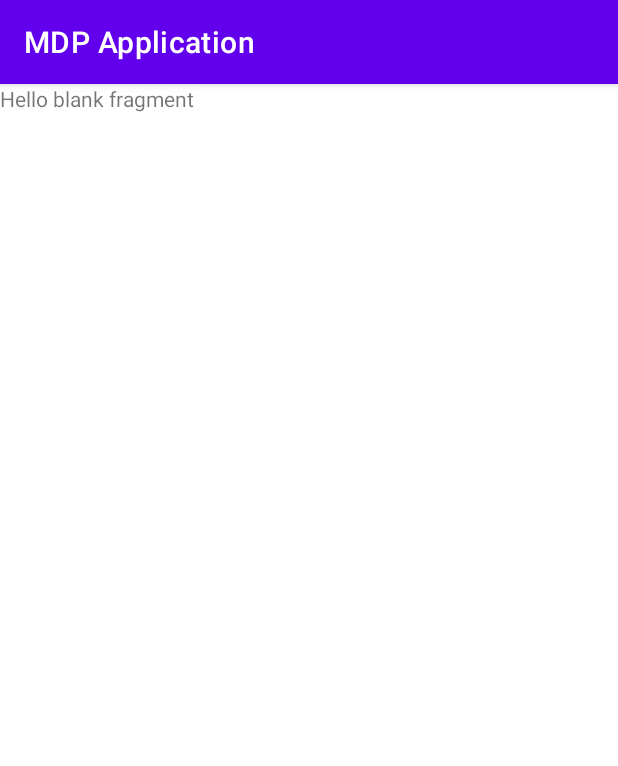
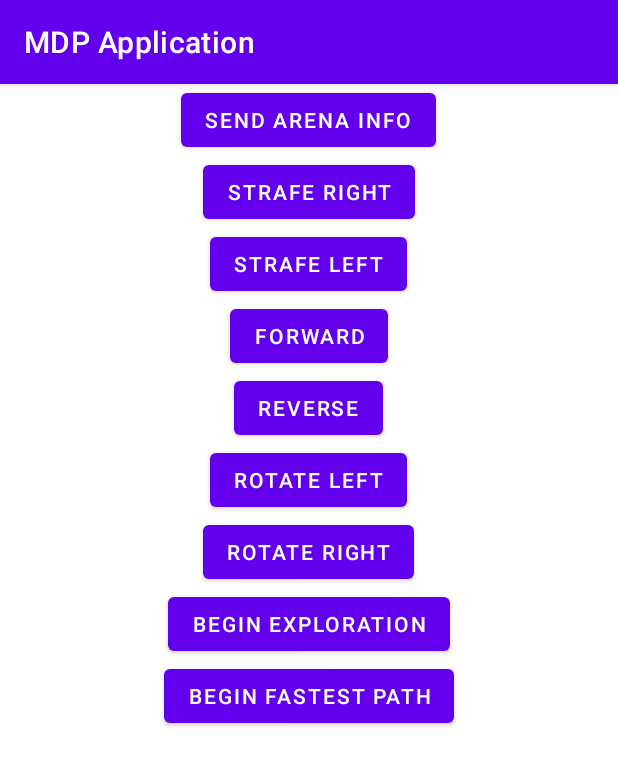
Before and after one commit to HypotheticalWhale/MDP-Application, an Android app: the fragment controls shown on its own in the app's theme, on a phone screen of 412 x 824 dp. Shown: the top 766 px of the screen. Run offline under Robolectric (Android 15) with nearby library versions, the phone set to English and light mode, and no system bars.

Commit message:
Added control panel

```diff
--- a/app/src/main/java/com/example/mdpapplication/controls.java
+++ b/app/src/main/java/com/example/mdpapplication/controls.java
@@ -21,11 +21,91 @@ import com.google.android.material.tabs.TabLayout;
 import com.google.android.material.textfield.TextInputLayout;
 
 public class controls extends Fragment {
+    BluetoothConnectionHelper bluetooth;
+    String msg;
+    Button sa,sr,sl,f,r,rl,rr,explore,fastest;
 
     @Override
     public View onCreateView(LayoutInflater inflater, ViewGroup container,
                              Bundle savedInstanceState) {
         // Inflate the layout for this fragment
-        return inflater.inflate(R.layout.fragment_controls, container, false);
-    }
+        LayoutInflater lf = getActivity().getLayoutInflater();
+        View view = lf.inflate(R.layout.fragment_controls,container,false);
+
+        Context context = getActivity().getApplicationContext();
+        bluetooth = new BluetoothConnectionHelper(context);
+        sa = view.findViewById(R.id.send_arena);
+        sr = view.findViewById(R.id.s_right);
+        sl = view.findViewById(R.id.s_left);
+        f = view.findViewById(R.id.forward);
+        r = view.findViewById(R.id.reverse);
+        rl = view.findViewById(R.id.r_left);
+        rr = view.findViewById(R.id.r_right);
+        explore = view.findViewById(R.id.explore);
+        fastest = view.findViewById(R.id.forward);
+
+        sa.setOnClickListener(new View.OnClickListener() {
+            @Override
+            public void onClick(View v) {
+                msg = "sendArena";
+                bluetooth.write(msg);
+            }
+        });
+        sr.setOnClickListener(new View.OnClickListener() {
+            @Override
+            public void onClick(View v) {
+                msg = "sr";
+                bluetooth.write(msg);
+            }
+        });
+        sl.setOnClickListener(new View.OnClickListener() {
+            @Override
+            public void onClick(View v) {
+                msg = "sl";
+                bluetooth.write(msg);
+            }
+        });
+        f.setOnClickListener(new View.OnClickListener() {
+            @Override
+            public void onClick(View v) {
+                msg = "f";
+                bluetooth.write(msg);
+            }
+        });
+        r.setOnClickListener(new View.OnClickListener() {
+            @Override
+            public void onClick(View v) {
+                msg = "r";
+                bluetooth.write(msg);
+            }
+        });
+        rl.setOnClickListener(new View.OnClickListener() {
+            @Override
+            public void onClick(View v) {
+                msg = "tl";
+                bluetooth.write(msg);
+            }
+        });
+        rr.setOnClickListener(new View.OnClickListener() {
+            @Override
+            public void onClick(View v) {
+                msg = "tr";
+                bluetooth.write(msg);
+            }
+        });
+        explore.setOnClickListener(new View.OnClickListener() {
+            @Override
+            public void onClick(View v) {
+                msg = "beginExplore";
+                bluetooth.write(msg);
+            }
+        });
+        fastest.setOnClickListener(new View.OnClickListener() {
+            @Override
+            public void onClick(View v) {
+                msg = "beginFastest";
+                bluetooth.write(msg);
+            }
+        });
+        return view;    }
 }
--- a/app/src/main/res/layout/fragment_controls.xml
+++ b/app/src/main/res/layout/fragment_controls.xml
@@ -5,10 +5,72 @@
     android:layout_height="match_parent"
     tools:context=".controls">
 
-    <!-- TODO: Update blank fragment layout -->
-    <TextView
+    <ScrollView
         android:layout_width="match_parent"
-        android:layout_height="match_parent"
-        android:text="@string/hello_blank_fragment" />
+        android:layout_height="match_parent">
+
+        <LinearLayout
+            android:layout_width="match_parent"
+            android:layout_height="wrap_content"
+            android:gravity="center"
+            android:orientation="vertical">
+
+            <Button
+                android:id="@+id/send_arena"
+                android:layout_width="wrap_content"
+                android:layout_height="wrap_content"
+                android:text="SEND ARENA INFO" />
+
+            <Button
+                android:id="@+id/s_right"
+                android:layout_width="wrap_content"
+                android:layout_height="wrap_content"
+                android:text="STRAFE RIGHT" />
+
+            <Button
+                android:id="@+id/s_left"
+                android:layout_width="wrap_content"
+                android:layout_height="wrap_content"
+                android:text="STRAFE LEFT" />
+
+            <Button
+                android:id="@+id/forward"
+                android:layout_width="wrap_content"
+                android:layout_height="wrap_content"
+                android:text="FORWARD" />
+
+            <Button
+                android:id="@+id/reverse"
+                android:layout_width="wrap_content"
+                android:layout_height="wrap_content"
+                android:text="REVERSE" />
+
+            <Button
+                android:id="@+id/r_left"
+                android:layout_width="wrap_content"
+                android:layout_height="wrap_content"
+                android:text="ROTATE LEFT" />
+
+            <Button
+                android:id="@+id/r_right"
+                android:layout_width="wrap_content"
+                android:layout_height="wrap_content"
+                android:text="ROTATE RIGHT" />
+
+            <Button
+                android:id="@+id/explore"
+                android:layout_width="wrap_content"
+                android:layout_height="wrap_content"
+                android:text="BEGIN EXPLORATION" />
+
+
+            <Button
+                android:id="@+id/fastest"
+                android:layout_width="wrap_content"
+                android:layout_height="wrap_content"
+                android:text="BEGIN FASTEST PATH" />
+
+        </LinearLayout>
+    </ScrollView>
 
 </FrameLayout>
```
Also changed, not shown: app/src/main/java/com/example/mdpapplication/PixelGridView.java (+11 -2 lines).
